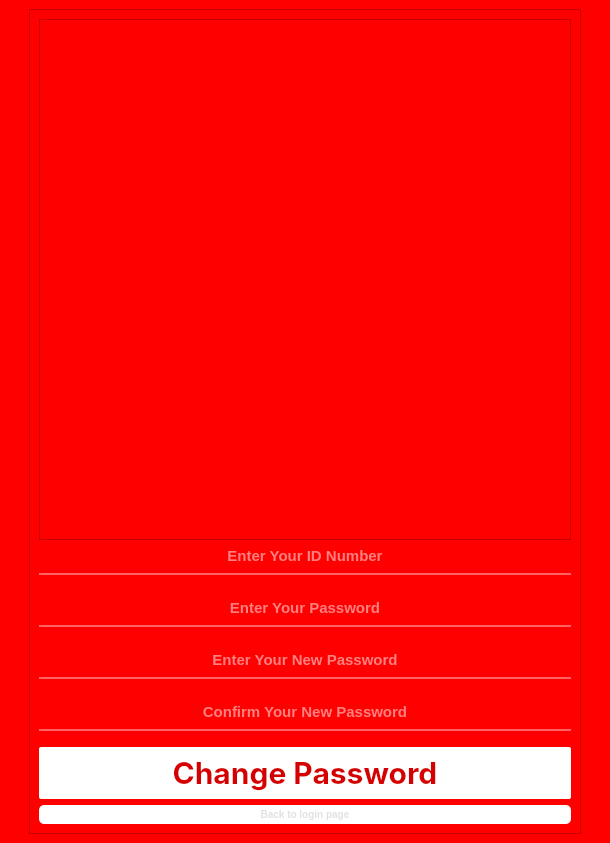
Old version of the form pages/Home/UI_home/ChangePass.ui in the repository KevinHutagaol/control-center-2026.
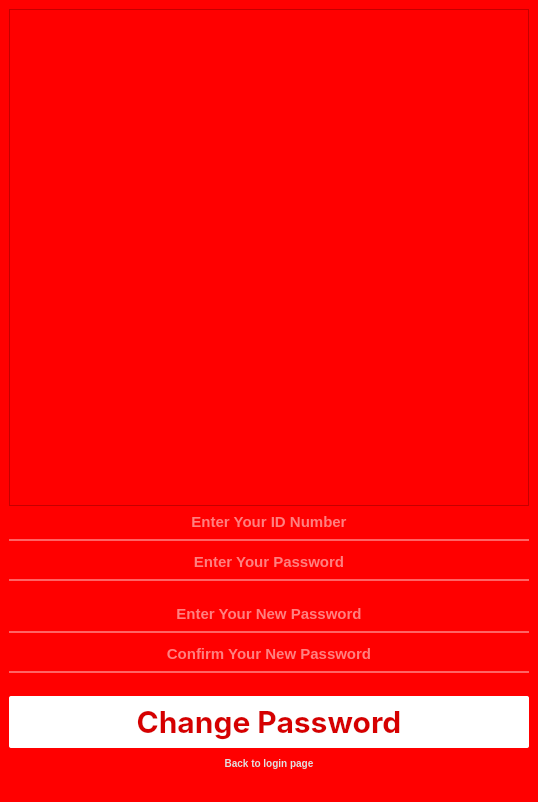
New version of the form. Icons and pictures are not drawn.

```diff
--- a/pages/Home/UI_home/ChangePass.ui
+++ b/pages/Home/UI_home/ChangePass.ui
@@ -6,8 +6,8 @@
    <rect>
     <x>0</x>
     <y>0</y>
-    <width>610</width>
-    <height>843</height>
+    <width>538</width>
+    <height>802</height>
    </rect>
   </property>
   <property name="windowTitle">
@@ -17,32 +17,7 @@
    <string notr="true">background-color: rgb(255, 0, 0);</string>
   </property>
   <widget class="QWidget" name="centralwidget">
-   <layout class="QHBoxLayout" name="horizontalLayout">
-    <item>
-     <spacer name="horizontalSpacer">
-      <property name="orientation">
-       <enum>Qt::Horizontal</enum>
-      </property>
-      <property name="sizeType">
-       <enum>QSizePolicy::Minimum</enum>
-      </property>
-      <property name="sizeHint" stdset="0">
-       <size>
-        <width>20</width>
-        <height>20</height>
-       </size>
-      </property>
-     </spacer>
-    </item>
-    <item>
-     <widget class="QFrame" name="frame_2">
-      <property name="frameShape">
-       <enum>QFrame::StyledPanel</enum>
-      </property>
-      <property name="frameShadow">
-       <enum>QFrame::Raised</enum>
-      </property>
-      <layout class="QVBoxLayout" name="verticalLayout_2">
+   <layout class="QVBoxLayout" name="verticalLayout">
        <item>
         <widget class="QFrame" name="frame">
          <property name="minimumSize">
@@ -87,17 +62,17 @@
         </widget>
        </item>
        <item>
-        <spacer name="verticalSpacer_2">
+     <spacer name="verticalSpacer">
          <property name="orientation">
           <enum>Qt::Vertical</enum>
          </property>
          <property name="sizeType">
-          <enum>QSizePolicy::Fixed</enum>
+       <enum>QSizePolicy::Maximum</enum>
          </property>
          <property name="sizeHint" stdset="0">
           <size>
-           <width>17</width>
-           <height>17</height>
+        <width>20</width>
+        <height>5</height>
           </size>
          </property>
         </spacer>
@@ -130,7 +105,7 @@
         </widget>
        </item>
        <item>
-        <spacer name="verticalSpacer_3">
+     <spacer name="verticalSpacer_2">
          <property name="orientation">
           <enum>Qt::Vertical</enum>
          </property>
@@ -170,17 +145,17 @@
         </widget>
        </item>
        <item>
-        <spacer name="verticalSpacer_5">
+     <spacer name="verticalSpacer_4">
          <property name="orientation">
           <enum>Qt::Vertical</enum>
          </property>
          <property name="sizeType">
-          <enum>QSizePolicy::Fixed</enum>
+       <enum>QSizePolicy::Maximum</enum>
          </property>
          <property name="sizeHint" stdset="0">
           <size>
-           <width>17</width>
-           <height>17</height>
+        <width>20</width>
+        <height>5</height>
           </size>
          </property>
         </spacer>
@@ -210,17 +185,17 @@
         </widget>
        </item>
        <item>
-        <spacer name="verticalSpacer_6">
+     <spacer name="verticalSpacer_5">
          <property name="orientation">
           <enum>Qt::Vertical</enum>
          </property>
          <property name="sizeType">
-          <enum>QSizePolicy::Minimum</enum>
+       <enum>QSizePolicy::Fixed</enum>
          </property>
          <property name="sizeHint" stdset="0">
           <size>
-           <width>10</width>
-           <height>10</height>
+        <width>17</width>
+        <height>17</height>
           </size>
          </property>
         </spacer>
@@ -241,7 +216,7 @@
          </property>
          <property name="styleSheet">
           <string notr="true">QPushButton {
- 		background-color: rgb(255, 255, 255);
+ 		background-color: rgb(255, 255, 255, 255);
 		border-color: rgb(255, 255, 255);
 		border-radius : 2px;
 		color: rgb(214, 0, 0);
@@ -270,7 +245,7 @@
          </property>
          <property name="styleSheet">
           <string notr="true">QPushButton {
- 		background-color: rgb(255, 255, 255);
+ 		background-color: rgb(255, 255, 255,0);
 		border-color: rgb(255, 255, 255);
 		border-radius : 5px;
 		color: rgb(225, 225, 225);		
@@ -291,16 +266,13 @@
          </property>
         </widget>
        </item>
-      </layout>
-     </widget>
-    </item>
     <item>
-     <spacer name="horizontalSpacer_2">
+     <spacer name="verticalSpacer_3">
       <property name="orientation">
-       <enum>Qt::Horizontal</enum>
+       <enum>Qt::Vertical</enum>
       </property>
       <property name="sizeType">
-       <enum>QSizePolicy::Minimum</enum>
+       <enum>QSizePolicy::Fixed</enum>
       </property>
       <property name="sizeHint" stdset="0">
        <size>
```
Left out of the diff: 16 changed lines with no effect on the pictures. Lines whose indentation alone changed are shown as unchanged.
